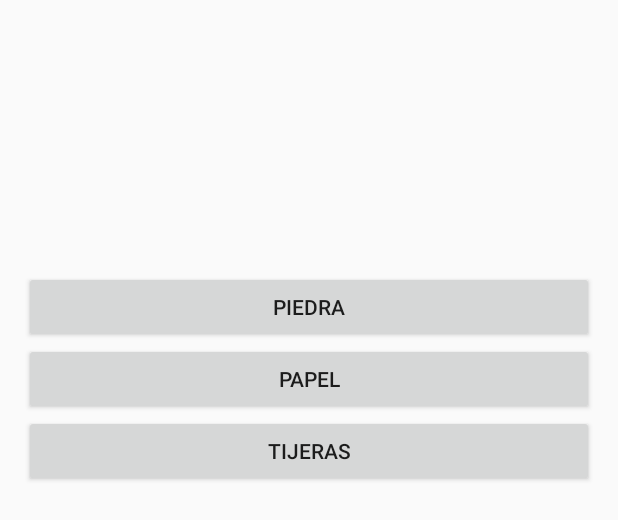
After one commit to DanielBrMz/TC2007B, an Android app built with Jetpack Compose: the layout activity_rock_paper_scissors.xml on its own in the app's theme, with its tools: preview values and no code run, on a phone screen of 412 x 824 dp. The commit adds this screen. Shown: the top 520 px of the screen. Run offline under Robolectric (Android 15) with nearby library versions, the phone set to English and light mode, and no system bars.

Commit message:
Piedra papel o tijera  activity

```diff
--- a/UI_Development/app/src/main/AndroidManifest.xml
+++ b/UI_Development/app/src/main/AndroidManifest.xml
@@ -32,6 +32,11 @@
             android:name=".TemperatureConverterActivity"
             android:exported="false"
             android:theme="@style/Theme.AppCompat.Light.DarkActionBar" />
+        <activity
+            android:name=".RockPaperScissorsActivity"
+            android:exported="false"
+            android:theme="@style/Theme.AppCompat.Light.DarkActionBar"
+            />
     </application>
 
 </manifest>
--- a/UI_Development/app/src/main/java/com/example/ui_development/FeatureSelectionActivity.kt
+++ b/UI_Development/app/src/main/java/com/example/ui_development/FeatureSelectionActivity.kt
@@ -11,9 +11,14 @@ class FeatureSelectionActivity : AppCompatActivity() {
         setContentView(R.layout.activity_feature_selection)
 
         val btnTemperatureConverter = findViewById<Button>(R.id.btnTemperatureConverter)
+        val btnRockPaperScissors = findViewById<Button>(R.id.btnRockPaperScissors)
+
         btnTemperatureConverter.setOnClickListener {
-            val intent = Intent(this, TemperatureConverterActivity::class.java)
-            startActivity(intent)
+            startActivity(Intent(this, TemperatureConverterActivity::class.java))
+        }
+
+        btnRockPaperScissors.setOnClickListener {
+            startActivity(Intent(this, RockPaperScissorsActivity::class.java))
         }
     }
 }
--- a/UI_Development/app/src/main/java/com/example/ui_development/RockPaperScissorsActivity.kt
+++ b/UI_Development/app/src/main/java/com/example/ui_development/RockPaperScissorsActivity.kt
@@ -38,11 +38,11 @@ class RockPaperScissorsActivity : AppCompatActivity() {
         ivComputerChoice.setImageResource(getChoiceImage(computerChoice))
 
         val result = when {
-            playerChoice == computerChoice -> "It's a tie!"
+            playerChoice == computerChoice -> "Empate!"
             (playerChoice == "rock" && computerChoice == "scissors") ||
                     (playerChoice == "paper" && computerChoice == "rock") ||
-                    (playerChoice == "scissors" && computerChoice == "paper") -> "You win!"
-            else -> "Computer wins!"
+                    (playerChoice == "scissors" && computerChoice == "paper") -> "Ganaste!"
+            else -> "La computadora gana!"
         }
 
         tvResult.text = result
@@ -53,7 +53,7 @@ class RockPaperScissorsActivity : AppCompatActivity() {
             "rock" -> R.drawable.rock
             "paper" -> R.drawable.paper
             "scissors" -> R.drawable.scissors
-            else -> throw IllegalArgumentException("Invalid choice")
+            else -> throw IllegalArgumentException("Elección inválida")
         }
     }
 }
--- /dev/null
+++ b/UI_Development/app/src/main/res/layout/activity_rock_paper_scissors.xml
@@ -0,0 +1,56 @@
+<?xml version="1.0" encoding="utf-8"?>
+<LinearLayout xmlns:android="http://schemas.android.com/apk/res/android"
+    android:layout_width="match_parent"
+    android:layout_height="match_parent"
+    android:orientation="vertical"
+    android:padding="16dp">
+
+    <LinearLayout
+        android:layout_width="match_parent"
+        android:layout_height="wrap_content"
+        android:orientation="horizontal">
+
+        <ImageView
+            android:id="@+id/ivPlayerChoice"
+            android:layout_width="0dp"
+            android:layout_height="100dp"
+            android:layout_weight="1"
+            android:contentDescription="Elección del jugador" />
+
+        <ImageView
+            android:id="@+id/ivComputerChoice"
+            android:layout_width="0dp"
+            android:layout_height="100dp"
+            android:layout_weight="1"
+            android:contentDescription="Elección de la computadora" />
+
+    </LinearLayout>
+
+    <TextView
+        android:id="@+id/tvResult"
+        android:layout_width="match_parent"
+        android:layout_height="wrap_content"
+        android:layout_marginTop="16dp"
+        android:gravity="center"
+        android:textSize="24sp" />
+
+    <Button
+        android:id="@+id/btnRock"
+        android:layout_width="match_parent"
+        android:layout_height="wrap_content"
+        android:layout_marginTop="16dp"
+        android:text="Piedra" />
+
+    <Button
+        android:id="@+id/btnPaper"
+        android:layout_width="match_parent"
+        android:layout_height="wrap_content"
+        android:text="Papel" />
+
+    <Button
+        android:id="@+id/btnScissors"
+        android:layout_width="match_parent"
+        android:layout_height="wrap_content"
+        android:text="Tijeras" />
+
+</LinearLayout>
```
Also changed, not shown: UI_Development/app/src/main/res/drawable/paper.png (added), UI_Development/app/src/main/res/drawable/rock.png (added), UI_Development/app/src/main/res/drawable/scissors.png (added).
